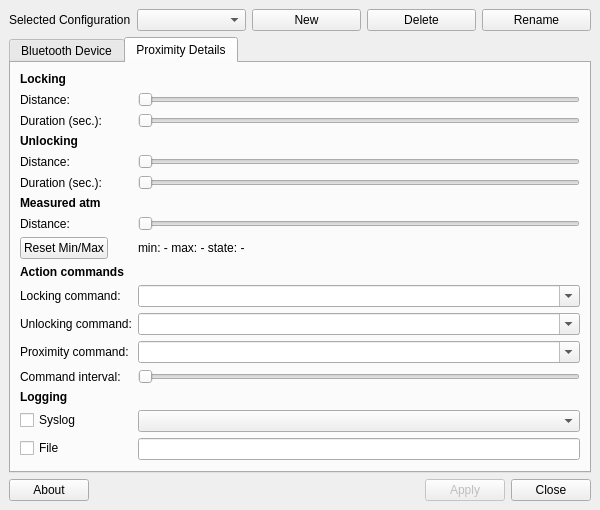
This is proximity.ui in timothytuckhco-del/BlueProximity as Qt 5 draws it before an edit. The edited form follows.
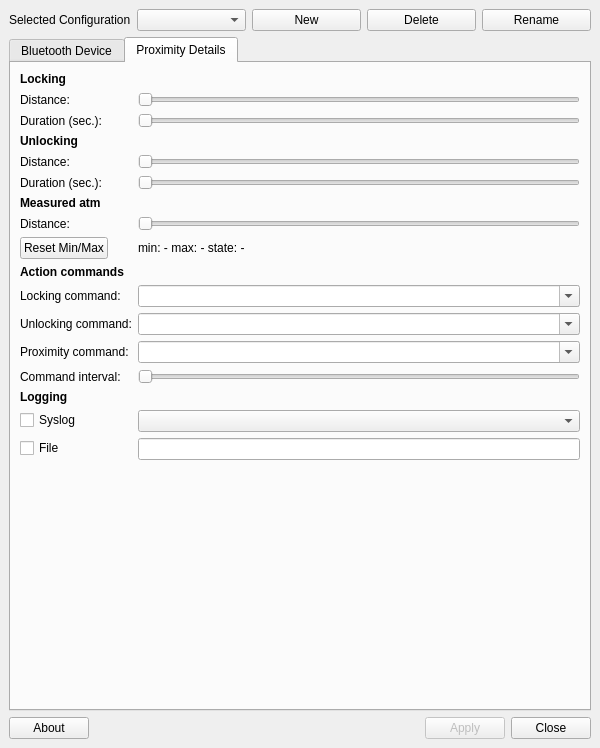
This is the edited form. The open tabs and pages were chosen to show the change.

Commit message: Changed command widget windows to show 25 characters instead of 10

Diff of the .ui file:
```diff
--- a/proximity.ui
+++ b/proximity.ui
@@ -7,7 +7,7 @@
     <x>0</x>
     <y>0</y>
     <width>600</width>
-    <height>500</height>
+    <height>748</height>
    </rect>
   </property>
   <property name="windowTitle">
```
Left out of the diff: 31 changed lines with no effect on the pictures.
